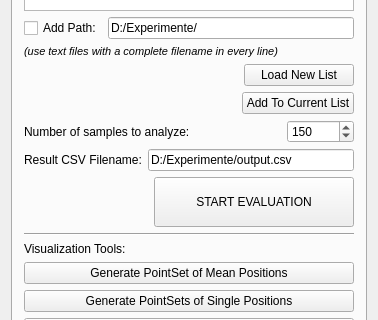
Old version of the form Plugins/org.mitk.gui.qt.igt.app.hummelprotocolmeasurements/src/internal/QmitkIGTTrackingDataEvaluationViewControls.ui in the repository MITK/MITK; both pictures show x 0 to 378 and y 310 to 630 of the 378 by 955 pixel window.
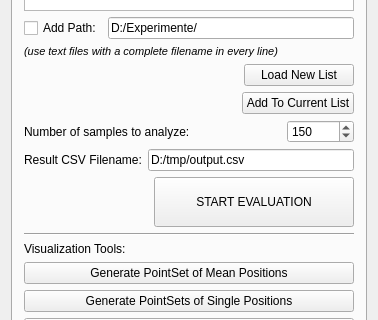
New version of the form.

Commit message: Rotation Measurment works for polhemus

```diff
--- a/Plugins/org.mitk.gui.qt.igt.app.hummelprotocolmeasurements/src/internal/QmitkIGTTrackingDataEvaluationViewControls.ui
+++ b/Plugins/org.mitk.gui.qt.igt.app.hummelprotocolmeasurements/src/internal/QmitkIGTTrackingDataEvaluationViewControls.ui
@@ -175,7 +175,7 @@
          <item>
           <widget class="QLineEdit" name="m_OutputFilename">
            <property name="text">
-            <string>D:/Experimente/output.csv</string>
+            <string>D:/tmp/output.csv</string>
            </property>
           </widget>
          </item>
```
The commit also changes 2 other files.
